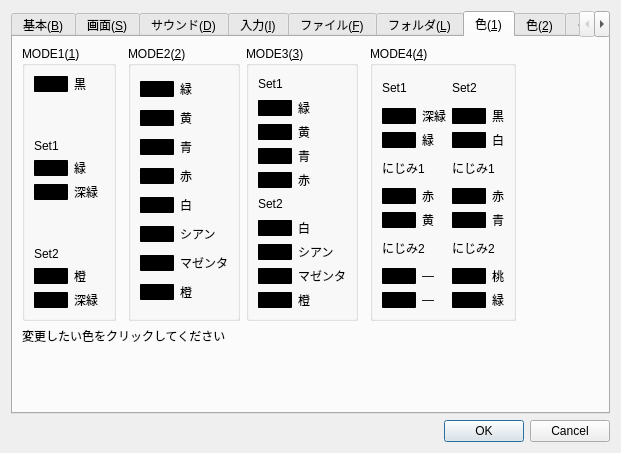
First picture: the form in src/Qt/configdialog.ui, repository eighttails/PC6001VX, before the edit.
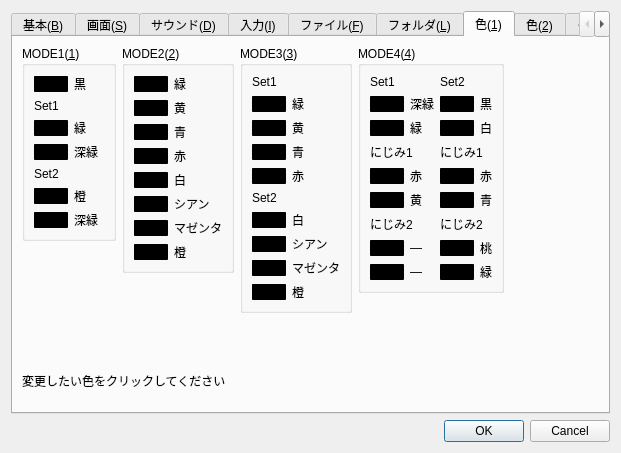
Second picture: the form after the edit. The open tabs and pages were chosen to show the change. Custom widgets are drawn as their Qt base class.

Commit message: 色選択ボタンの実装

```diff
--- a/src/Qt/configdialog.ui
+++ b/src/Qt/configdialog.ui
@@ -1039,7 +1039,213 @@
        <string>色(&amp;1)</string>
       </attribute>
       <layout class="QGridLayout" name="gridLayout_7">
-       <item row="0" column="2">
+       <item row="0" column="0" rowspan="2" colspan="2">
+        <layout class="QHBoxLayout" name="horizontalLayout_8">
+         <item>
+          <layout class="QVBoxLayout" name="verticalLayout_11">
+           <item>
+            <widget class="QGroupBox" name="groupBoxColorMode1">
+             <property name="sizePolicy">
+              <sizepolicy hsizetype="Preferred" vsizetype="Preferred">
+               <horstretch>0</horstretch>
+               <verstretch>0</verstretch>
+              </sizepolicy>
+             </property>
+             <property name="maximumSize">
+              <size>
+               <width>16777215</width>
+               <height>16777215</height>
+              </size>
+             </property>
+             <property name="title">
+              <string>MODE1(&amp;1)</string>
+             </property>
+             <layout class="QGridLayout" name="gridLayout_13">
+              <item row="0" column="0">
+               <widget class="ColorButton" name="pushButtonColor16">
+                <property name="sizePolicy">
+                 <sizepolicy hsizetype="Fixed" vsizetype="Fixed">
+                  <horstretch>0</horstretch>
+                  <verstretch>0</verstretch>
+                 </sizepolicy>
+                </property>
+                <property name="styleSheet">
+                 <string notr="true">background-color: rgb(0,0,0);
+border-style:solid;
+border-color: rgb(0, 0, 0);
+border-width: 1px;
+border-radius: 1;</string>
+                </property>
+                <property name="text">
+                 <string/>
+                </property>
+                <property name="flat">
+                 <bool>true</bool>
+                </property>
+               </widget>
+              </item>
+              <item row="2" column="0">
+               <widget class="ColorButton" name="pushButtonColor17">
+                <property name="sizePolicy">
+                 <sizepolicy hsizetype="Fixed" vsizetype="Fixed">
+                  <horstretch>0</horstretch>
+                  <verstretch>0</verstretch>
+                 </sizepolicy>
+                </property>
+                <property name="styleSheet">
+                 <string notr="true">background-color: rgb(0,0,0);
+border-style:solid;
+border-color: rgb(0, 0, 0);
+border-width: 1px;
+border-radius: 1;</string>
+                </property>
+                <property name="text">
+                 <string/>
+                </property>
+                <property name="flat">
+                 <bool>true</bool>
+                </property>
+               </widget>
+              </item>
+              <item row="3" column="0">
+               <widget class="ColorButton" name="pushButtonColor18">
+                <property name="sizePolicy">
+                 <sizepolicy hsizetype="Fixed" vsizetype="Fixed">
+                  <horstretch>0</horstretch>
+                  <verstretch>0</verstretch>
+                 </sizepolicy>
+                </property>
+                <property name="styleSheet">
+                 <string notr="true">background-color: rgb(0,0,0);
+border-style:solid;
+border-color: rgb(0, 0, 0);
+border-width: 1px;
+border-radius: 1;</string>
+                </property>
+                <property name="text">
+                 <string/>
+                </property>
+                <property name="flat">
+                 <bool>true</bool>
+                </property>
+               </widget>
+              </item>
+              <item row="6" column="0">
+               <widget class="ColorButton" name="pushButtonColor19">
+                <property name="sizePolicy">
+                 <sizepolicy hsizetype="Fixed" vsizetype="Fixed">
+                  <horstretch>0</horstretch>
+                  <verstretch>0</verstretch>
+                 </sizepolicy>
+                </property>
+                <property name="styleSheet">
+                 <string notr="true">background-color: rgb(0,0,0);
+border-style:solid;
+border-color: rgb(0, 0, 0);
+border-width: 1px;
+border-radius: 1;</string>
+                </property>
+                <property name="text">
+                 <string/>
+                </property>
+                <property name="flat">
+                 <bool>true</bool>
+                </property>
+               </widget>
+              </item>
+              <item row="7" column="0">
+               <widget class="ColorButton" name="pushButtonColor20">
+                <property name="sizePolicy">
+                 <sizepolicy hsizetype="Fixed" vsizetype="Fixed">
+                  <horstretch>0</horstretch>
+                  <verstretch>0</verstretch>
+                 </sizepolicy>
+                </property>
+                <property name="styleSheet">
+                 <string notr="true">background-color: rgb(0,0,0);
+border-style:solid;
+border-color: rgb(0, 0, 0);
+border-width: 1px;
+border-radius: 1;</string>
+                </property>
+                <property name="text">
+                 <string/>
+                </property>
+                <property name="flat">
+                 <bool>true</bool>
+                </property>
+               </widget>
+              </item>
+              <item row="0" column="1">
+               <widget class="QLabel" name="label_59">
+                <property name="text">
+                 <string>黒</string>
+                </property>
+               </widget>
+              </item>
+              <item row="1" column="0" colspan="2">
+               <widget class="QLabel" name="label_60">
+                <property name="text">
+                 <string>Set1</string>
+                </property>
+               </widget>
+              </item>
+              <item row="5" column="0" colspan="2">
+               <widget class="QLabel" name="label_61">
+                <property name="text">
+                 <string>Set2</string>
+                </property>
+               </widget>
+              </item>
+              <item row="2" column="1">
+               <widget class="QLabel" name="label_62">
+                <property name="text">
+                 <string>緑</string>
+                </property>
+               </widget>
+              </item>
+              <item row="3" column="1">
+               <widget class="QLabel" name="label_97">
+                <property name="text">
+                 <string>深緑</string>
+                </property>
+               </widget>
+              </item>
+              <item row="6" column="1">
+               <widget class="QLabel" name="label_98">
+                <property name="text">
+                 <string>橙</string>
+                </property>
+               </widget>
+              </item>
+              <item row="7" column="1">
+               <widget class="QLabel" name="label_99">
+                <property name="text">
+                 <string>深緑</string>
+                </property>
+               </widget>
+              </item>
+             </layout>
+            </widget>
+           </item>
+           <item>
+            <spacer name="verticalSpacer_7">
+             <property name="orientation">
+              <enum>Qt::Vertical</enum>
+             </property>
+             <property name="sizeHint" stdset="0">
+              <size>
+               <width>20</width>
+               <height>40</height>
+              </size>
+             </property>
+            </spacer>
+           </item>
+          </layout>
+         </item>
+         <item>
+          <layout class="QVBoxLayout" name="verticalLayout_12">
+           <item>
         <widget class="QGroupBox" name="groupBoxColorMode2">
          <property name="title">
           <string>MODE2(&amp;2)</string>
@@ -1047,6 +1253,12 @@
          <layout class="QGridLayout" name="gridLayout_8">
           <item row="2" column="0">
            <widget class="ColorButton" name="pushButtonColor22">
+                <property name="sizePolicy">
+                 <sizepolicy hsizetype="Fixed" vsizetype="Fixed">
+                  <horstretch>0</horstretch>
+                  <verstretch>0</verstretch>
+                 </sizepolicy>
+                </property>
             <property name="styleSheet">
              <string notr="true">background-color: rgb(0,0,0);
 border-style:solid;
@@ -1064,6 +1276,12 @@
           </item>
           <item row="3" column="0">
            <widget class="ColorButton" name="pushButtonColor23">
+                <property name="sizePolicy">
+                 <sizepolicy hsizetype="Fixed" vsizetype="Fixed">
+                  <horstretch>0</horstretch>
+                  <verstretch>0</verstretch>
+                 </sizepolicy>
+                </property>
             <property name="styleSheet">
              <string notr="true">background-color: rgb(0,0,0);
 border-style:solid;
@@ -1081,6 +1299,12 @@
           </item>
           <item row="4" column="0">
            <widget class="ColorButton" name="pushButtonColor24">
+                <property name="sizePolicy">
+                 <sizepolicy hsizetype="Fixed" vsizetype="Fixed">
+                  <horstretch>0</horstretch>
+                  <verstretch>0</verstretch>
+                 </sizepolicy>
+                </property>
             <property name="styleSheet">
              <string notr="true">background-color: rgb(0,0,0);
 border-style:solid;
@@ -1098,6 +1322,12 @@
           </item>
           <item row="5" column="0">
            <widget class="ColorButton" name="pushButtonColor25">
+                <property name="sizePolicy">
+                 <sizepolicy hsizetype="Fixed" vsizetype="Fixed">
+                  <horstretch>0</horstretch>
+                  <verstretch>0</verstretch>
+                 </sizepolicy>
+                </property>
             <property name="styleSheet">
              <string notr="true">background-color: rgb(0,0,0);
 border-style:solid;
@@ -1115,6 +1345,12 @@
           </item>
           <item row="6" column="0">
            <widget class="ColorButton" name="pushButtonColor26">
+                <property name="sizePolicy">
+                 <sizepolicy hsizetype="Fixed" vsizetype="Fixed">
+                  <horstretch>0</horstretch>
+                  <verstretch>0</verstretch>
+                 </sizepolicy>
+                </property>
             <property name="styleSheet">
              <string notr="true">background-color: rgb(0,0,0);
 border-style:solid;
@@ -1132,6 +1368,12 @@
           </item>
           <item row="7" column="0">
            <widget class="ColorButton" name="pushButtonColor27">
+                <property name="sizePolicy">
+                 <sizepolicy hsizetype="Fixed" vsizetype="Fixed">
+                  <horstretch>0</horstretch>
+                  <verstretch>0</verstretch>
+                 </sizepolicy>
+                </property>
             <property name="styleSheet">
              <string notr="true">background-color: rgb(0,0,0);
 border-style:solid;
@@ -1149,6 +1391,12 @@
           </item>
           <item row="8" column="0">
            <widget class="ColorButton" name="pushButtonColor28">
+                <property name="sizePolicy">
+                 <sizepolicy hsizetype="Fixed" vsizetype="Fixed">
+                  <horstretch>0</horstretch>
+                  <verstretch>0</verstretch>
+                 </sizepolicy>
+                </property>
             <property name="styleSheet">
              <string notr="true">background-color: rgb(0,0,0);
 border-style:solid;
@@ -1222,6 +1470,12 @@
           </item>
           <item row="0" column="0">
            <widget class="ColorButton" name="pushButtonColor21">
+                <property name="sizePolicy">
+                 <sizepolicy hsizetype="Fixed" vsizetype="Fixed">
+                  <horstretch>0</horstretch>
+                  <verstretch>0</verstretch>
+                 </sizepolicy>
+                </property>
             <property name="styleSheet">
              <string notr="true">background-color: rgb(0,0,0);
 border-style:solid;
@@ -1240,14 +1494,304 @@
          </layout>
         </widget>
        </item>
-       <item row="1" column="0" colspan="7">
-        <widget class="QLabel" name="label_27">
+           <item>
+            <spacer name="verticalSpacer_9">
+             <property name="orientation">
+              <enum>Qt::Vertical</enum>
+             </property>
+             <property name="sizeHint" stdset="0">
+              <size>
+               <width>20</width>
+               <height>40</height>
+              </size>
+             </property>
+            </spacer>
+           </item>
+          </layout>
+         </item>
+         <item>
+          <layout class="QVBoxLayout" name="verticalLayout_13">
+           <item>
+            <widget class="QGroupBox" name="groupBoxColorMode3">
+             <property name="title">
+              <string>MODE3(&amp;3)</string>
+             </property>
+             <layout class="QGridLayout" name="gridLayout_9">
+              <item row="1" column="0">
+               <widget class="ColorButton" name="pushButtonColor29">
+                <property name="sizePolicy">
+                 <sizepolicy hsizetype="Fixed" vsizetype="Fixed">
+                  <horstretch>0</horstretch>
+                  <verstretch>0</verstretch>
+                 </sizepolicy>
+                </property>
+                <property name="styleSheet">
+                 <string notr="true">background-color: rgb(0,0,0);
+border-style:solid;
+border-color: rgb(0, 0, 0);
+border-width: 1px;
+border-radius: 1;</string>
+                </property>
          <property name="text">
-          <string>変更したい色をクリックしてください</string>
-         </property>
-        </widget>
-       </item>
-       <item row="0" column="5">
+                 <string/>
+                </property>
+                <property name="flat">
+                 <bool>true</bool>
+                </property>
+               </widget>
+              </item>
+              <item row="2" column="0">
+               <widget class="ColorButton" name="pushButtonColor30">
+                <property name="sizePolicy">
+                 <sizepolicy hsizetype="Fixed" vsizetype="Fixed">
+                  <horstretch>0</horstretch>
+                  <verstretch>0</verstretch>
+                 </sizepolicy>
+                </property>
+                <property name="styleSheet">
+                 <string notr="true">background-color: rgb(0,0,0);
+border-style:solid;
+border-color: rgb(0, 0, 0);
+border-width: 1px;
+border-radius: 1;</string>
+                </property>
+                <property name="text">
+                 <string/>
+                </property>
+                <property name="flat">
+                 <bool>true</bool>
+                </property>
+               </widget>
+              </item>
+              <item row="3" column="0">
+               <widget class="ColorButton" name="pushButtonColor31">
+                <property name="sizePolicy">
+                 <sizepolicy hsizetype="Fixed" vsizetype="Fixed">
+                  <horstretch>0</horstretch>
+                  <verstretch>0</verstretch>
+                 </sizepolicy>
+                </property>
+                <property name="styleSheet">
+                 <string notr="true">background-color: rgb(0,0,0);
+border-style:solid;
+border-color: rgb(0, 0, 0);
+border-width: 1px;
+border-radius: 1;</string>
+                </property>
+                <property name="text">
+                 <string/>
+                </property>
+                <property name="flat">
+                 <bool>true</bool>
+                </property>
+               </widget>
+              </item>
+              <item row="4" column="0">
+               <widget class="ColorButton" name="pushButtonColor32">
+                <property name="sizePolicy">
+                 <sizepolicy hsizetype="Fixed" vsizetype="Fixed">
+                  <horstretch>0</horstretch>
+                  <verstretch>0</verstretch>
+                 </sizepolicy>
+                </property>
+                <property name="styleSheet">
+                 <string notr="true">background-color: rgb(0,0,0);
+border-style:solid;
+border-color: rgb(0, 0, 0);
+border-width: 1px;
+border-radius: 1;</string>
+                </property>
+                <property name="text">
+                 <string/>
+                </property>
+                <property name="flat">
+                 <bool>true</bool>
+                </property>
+               </widget>
+              </item>
+              <item row="0" column="0" colspan="2">
+               <widget class="QLabel" name="label_36">
+                <property name="text">
+                 <string>Set1</string>
+                </property>
+               </widget>
+              </item>
+              <item row="5" column="0" colspan="2">
+               <widget class="QLabel" name="label_37">
+                <property name="text">
+                 <string>Set2</string>
+                </property>
+               </widget>
+              </item>
+              <item row="6" column="0">
+               <widget class="ColorButton" name="pushButtonColor33">
+                <property name="sizePolicy">
+                 <sizepolicy hsizetype="Fixed" vsizetype="Fixed">
+                  <horstretch>0</horstretch>
+                  <verstretch>0</verstretch>
+                 </sizepolicy>
+                </property>
+                <property name="styleSheet">
+                 <string notr="true">background-color: rgb(0,0,0);
+border-style:solid;
+border-color: rgb(0, 0, 0);
+border-width: 1px;
+border-radius: 1;</string>
+                </property>
+                <property name="text">
+                 <string/>
+                </property>
+                <property name="flat">
+                 <bool>true</bool>
+                </property>
+               </widget>
+              </item>
+              <item row="7" column="0">
+               <widget class="ColorButton" name="pushButtonColor34">
+                <property name="sizePolicy">
+                 <sizepolicy hsizetype="Fixed" vsizetype="Fixed">
+                  <horstretch>0</horstretch>
+                  <verstretch>0</verstretch>
+                 </sizepolicy>
+                </property>
+                <property name="styleSheet">
+                 <string notr="true">background-color: rgb(0,0,0);
+border-style:solid;
+border-color: rgb(0, 0, 0);
+border-width: 1px;
+border-radius: 1;</string>
+                </property>
+                <property name="text">
+                 <string/>
+                </property>
+                <property name="flat">
+                 <bool>true</bool>
+                </property>
+               </widget>
+              </item>
+              <item row="8" column="0">
+               <widget class="ColorButton" name="pushButtonColor35">
+                <property name="sizePolicy">
+                 <sizepolicy hsizetype="Fixed" vsizetype="Fixed">
+                  <horstretch>0</horstretch>
+                  <verstretch>0</verstretch>
+                 </sizepolicy>
+                </property>
+                <property name="styleSheet">
+                 <string notr="true">background-color: rgb(0,0,0);
+border-style:solid;
+border-color: rgb(0, 0, 0);
+border-width: 1px;
+border-radius: 1;</string>
+                </property>
+                <property name="text">
+                 <string/>
+                </property>
+                <property name="flat">
+                 <bool>true</bool>
+                </property>
+               </widget>
+              </item>
+              <item row="9" column="0">
+               <widget class="ColorButton" name="pushButtonColor36">
+                <property name="sizePolicy">
+                 <sizepolicy hsizetype="Fixed" vsizetype="Fixed">
+                  <horstretch>0</horstretch>
+                  <verstretch>0</verstretch>
+                 </sizepolicy>
+                </property>
+                <property name="styleSheet">
+                 <string notr="true">background-color: rgb(0,0,0);
+border-style:solid;
+border-color: rgb(0, 0, 0);
+border-width: 1px;
+border-radius: 1;</string>
+                </property>
+                <property name="text">
+                 <string/>
+                </property>
+                <property name="flat">
+                 <bool>true</bool>
+                </property>
+               </widget>
+              </item>
+              <item row="1" column="1">
+               <widget class="QLabel" name="label_38">
+                <property name="text">
+                 <string>緑</string>
+                </property>
+               </widget>
+              </item>
+              <item row="2" column="1">
+               <widget class="QLabel" name="label_39">
+                <property name="text">
+                 <string>黄</string>
+                </property>
+               </widget>
+              </item>
+              <item row="3" column="1">
+               <widget class="QLabel" name="label_40">
+                <property name="text">
+                 <string>青</string>
+                </property>
+               </widget>
+              </item>
+              <item row="4" column="1">
+               <widget class="QLabel" name="label_41">
+                <property name="text">
+                 <string>赤</string>
+                </property>
+               </widget>
+              </item>
+              <item row="6" column="1">
+               <widget class="QLabel" name="label_42">
+                <property name="text">
+                 <string>白</string>
+                </property>
+               </widget>
+              </item>
+              <item row="7" column="1">
+               <widget class="QLabel" name="label_43">
+                <property name="text">
+                 <string>シアン</string>
+                </property>
+               </widget>
+              </item>
+              <item row="8" column="1">
+               <widget class="QLabel" name="label_44">
+                <property name="text">
+                 <string>マゼンタ</string>
+                </property>
+               </widget>
+              </item>
+              <item row="9" column="1">
+               <widget class="QLabel" name="label_45">
+                <property name="text">
+                 <string>橙</string>
+                </property>
+               </widget>
+              </item>
+             </layout>
+            </widget>
+           </item>
+           <item>
+            <spacer name="verticalSpacer_10">
+             <property name="orientation">
+              <enum>Qt::Vertical</enum>
+             </property>
+             <property name="sizeHint" stdset="0">
+              <size>
+               <width>20</width>
+               <height>40</height>
+              </size>
+             </property>
+            </spacer>
+           </item>
+          </layout>
+         </item>
+         <item>
+          <layout class="QVBoxLayout" name="verticalLayout_14">
+           <item>
         <widget class="QGroupBox" name="groupBoxColorMode4">
          <property name="title">
           <string>MODE4(&amp;4)</string>
@@ -1269,6 +1813,12 @@
           </item>
           <item row="1" column="0">
            <widget class="ColorButton" name="pushButtonColor37">
+                <property name="sizePolicy">
+                 <sizepolicy hsizetype="Fixed" vsizetype="Fixed">
+                  <horstretch>0</horstretch>
+                  <verstretch>0</verstretch>
+                 </sizepolicy>
+                </property>
             <property name="styleSheet">
              <string notr="true">background-color: rgb(0,0,0);
 border-style:solid;
@@ -1286,6 +1836,12 @@
           </item>
           <item row="2" column="0">
            <widget class="ColorButton" name="pushButtonColor38">
+                <property name="sizePolicy">
+                 <sizepolicy hsizetype="Fixed" vsizetype="Fixed">
+                  <horstretch>0</horstretch>
+                  <verstretch>0</verstretch>
+                 </sizepolicy>
+                </property>
             <property name="styleSheet">
              <string notr="true">background-color: rgb(0,0,0);
 border-style:solid;
@@ -1303,6 +1859,12 @@
           </item>
           <item row="1" column="2">
            <widget class="ColorButton" name="pushButtonColor39">
+                <property name="sizePolicy">
+                 <sizepolicy hsizetype="Fixed" vsizetype="Fixed">
+                  <horstretch>0</horstretch>
+                  <verstretch>0</verstretch>
+                 </sizepolicy>
+                </property>
             <property name="styleSheet">
              <string notr="true">background-color: rgb(0,0,0);
 border-style:solid;
@@ -1320,6 +1882,12 @@
           </item>
           <item row="2" column="2">
            <widget class="ColorButton" name="pushButtonColor40">
+                <property name="sizePolicy">
+                 <sizepolicy hsizetype="Fixed" vsizetype="Fixed">
+                  <horstretch>0</horstretch>
+                  <verstretch>0</verstretch>
+                 </sizepolicy>
+                </property>
             <property name="styleSheet">
              <string notr="true">background-color: rgb(0,0,0);
 border-style:solid;
@@ -1379,6 +1947,12 @@
           </item>
           <item row="4" column="0">
            <widget class="ColorButton" name="pushButtonColor41">
+                <property name="sizePolicy">
+                 <sizepolicy hsizetype="Fixed" vsizetype="Fixed">
+                  <horstretch>0</horstretch>
+                  <verstretch>0</verstretch>
+                 </sizepolicy>
+                </property>
             <property name="styleSheet">
              <string notr="true">background-color: rgb(0,0,0);
 border-style:solid;
@@ -1396,6 +1970,12 @@
           </item>
           <item row="5" column="0">
            <widget class="ColorButton" name="pushButtonColor42">
+                <property name="sizePolicy">
+                 <sizepolicy hsizetype="Fixed" vsizetype="Fixed">
+                  <horstretch>0</horstretch>
+                  <verstretch>0</verstretch>
+                 </sizepolicy>
+                </property>
             <property name="styleSheet">
              <string notr="true">background-color: rgb(0,0,0);
 border-style:solid;
@@ -1413,6 +1993,12 @@
           </item>
           <item row="4" column="2">
            <widget class="ColorButton" name="pushButtonColor43">
+                <property name="sizePolicy">
+                 <sizepolicy hsizetype="Fixed" vsizetype="Fixed">
+                  <horstretch>0</horstretch>
+                  <verstretch>0</verstretch>
+                 </sizepolicy>
+                </property>
             <property name="styleSheet">
              <string notr="true">background-color: rgb(0,0,0);
 border-style:solid;
@@ -1430,6 +2016,12 @@
           </item>
           <item row="5" column="2">
            <widget class="ColorButton" name="pushButtonColor44">
+                <property name="sizePolicy">
+                 <sizepolicy hsizetype="Fixed" vsizetype="Fixed">
+                  <horstretch>0</horstretch>
+                  <verstretch>0</verstretch>
+                 </sizepolicy>
+                </property>
             <property name="styleSheet">
              <string notr="true">background-color: rgb(0,0,0);
 border-style:solid;
@@ -1447,6 +2039,12 @@
           </item>
           <item row="11" column="0">
            <widget class="ColorButton" name="pushButtonColor46">
+                <property name="sizePolicy">
+                 <sizepolicy hsizetype="Fixed" vsizetype="Fixed">
+                  <horstretch>0</horstretch>
+                  <verstretch>0</verstretch>
+                 </sizepolicy>
+                </property>
             <property name="styleSheet">
              <string notr="true">background-color: rgb(0,0,0);
 border-style:solid;
@@ -1464,6 +2062,12 @@
           </item>
           <item row="8" column="0">
            <widget class="ColorButton" name="pushButtonColor45">
+                <property name="sizePolicy">
+                 <sizepolicy hsizetype="Fixed" vsizetype="Fixed">
+                  <horstretch>0</horstretch>
+                  <verstretch>0</verstretch>
+                 </sizepolicy>
+                </property>
             <property name="styleSheet">
              <string notr="true">background-color: rgb(0,0,0);
 border-style:solid;
@@ -1495,6 +2099,12 @@
           </item>
           <item row="8" column="2">
            <widget class="ColorButton" name="pushButtonColor47">
+                <property name="sizePolicy">
+                 <sizepolicy hsizetype="Fixed" vsizetype="Fixed">
+                  <horstretch>0</horstretch>
+                  <verstretch>0</verstretch>
+                 </sizepolicy>
+                </property>
             <property name="styleSheet">
              <string notr="true">background-color: rgb(0,0,0);
 border-style:solid;
@@ -1512,6 +2122,12 @@
           </item>
           <item row="11" column="2">
            <widget class="ColorButton" name="pushButtonColor48">
+                <property name="sizePolicy">
+                 <sizepolicy hsizetype="Fixed" vsizetype="Fixed">
+                  <horstretch>0</horstretch>
+                  <verstretch>0</verstretch>
+                 </sizepolicy>
+                </property>
             <property name="styleSheet">
              <string notr="true">background-color: rgb(0,0,0);
 border-style:solid;
@@ -1586,223 +2202,8 @@
          </layout>
         </widget>
        </item>
-       <item row="0" column="3">
-        <widget class="QGroupBox" name="groupBoxColorMode3">
-         <property name="title">
-          <string>MODE3(&amp;3)</string>
-         </property>
-         <layout class="QGridLayout" name="gridLayout_9">
-          <item row="1" column="0">
-           <widget class="ColorButton" name="pushButtonColor29">
-            <property name="styleSheet">
-             <string notr="true">background-color: rgb(0,0,0);
-border-style:solid;
-border-color: rgb(0, 0, 0);
-border-width: 1px;
-border-radius: 1;</string>
-            </property>
-            <property name="text">
-             <string/>
-            </property>
-            <property name="flat">
-             <bool>true</bool>
-            </property>
-           </widget>
-          </item>
-          <item row="2" column="0">
-           <widget class="ColorButton" name="pushButtonColor30">
-            <property name="styleSheet">
-             <string notr="true">background-color: rgb(0,0,0);
-border-style:solid;
-border-color: rgb(0, 0, 0);
-border-width: 1px;
-border-radius: 1;</string>
-            </property>
-            <property name="text">
-             <string/>
-            </property>
-            <property name="flat">
-             <bool>true</bool>
-            </property>
-           </widget>
-          </item>
-          <item row="3" column="0">
-           <widget class="ColorButton" name="pushButtonColor31">
-            <property name="styleSheet">
-             <string notr="true">background-color: rgb(0,0,0);
-border-style:solid;
-border-color: rgb(0, 0, 0);
-border-width: 1px;
-border-radius: 1;</string>
-            </property>
-            <property name="text">
-             <string/>
-            </property>
-            <property name="flat">
-             <bool>true</bool>
-            </property>
-           </widget>
-          </item>
-          <item row="4" column="0">
-           <widget class="ColorButton" name="pushButtonColor32">
-            <property name="styleSheet">
-             <string notr="true">background-color: rgb(0,0,0);
-border-style:solid;
-border-color: rgb(0, 0, 0);
-border-width: 1px;
-border-radius: 1;</string>
-            </property>
-            <property name="text">
-             <string/>
-            </property>
-            <property name="flat">
-             <bool>true</bool>
-            </property>
-           </widget>
-          </item>
-          <item row="0" column="0" colspan="2">
-           <widget class="QLabel" name="label_36">
-            <property name="text">
-             <string>Set1</string>
-            </property>
-           </widget>
-          </item>
-          <item row="5" column="0" colspan="2">
-           <widget class="QLabel" name="label_37">
-            <property name="text">
-             <string>Set2</string>
-            </property>
-           </widget>
-          </item>
-          <item row="6" column="0">
-           <widget class="ColorButton" name="pushButtonColor33">
-            <property name="styleSheet">
-             <string notr="true">background-color: rgb(0,0,0);
-border-style:solid;
-border-color: rgb(0, 0, 0);
-border-width: 1px;
-border-radius: 1;</string>
-            </property>
-            <property name="text">
-             <string/>
-            </property>
-            <property name="flat">
-             <bool>true</bool>
-            </property>
-           </widget>
-          </item>
-          <item row="7" column="0">
-           <widget class="ColorButton" name="pushButtonColor34">
-            <property name="styleSheet">
-             <string notr="true">background-color: rgb(0,0,0);
-border-style:solid;
-border-color: rgb(0, 0, 0);
-border-width: 1px;
-border-radius: 1;</string>
-            </property>
-            <property name="text">
-             <string/>
-            </property>
-            <property name="flat">
-             <bool>true</bool>
-            </property>
-           </widget>
-          </item>
-          <item row="8" column="0">
-           <widget class="ColorButton" name="pushButtonColor35">
-            <property name="styleSheet">
-             <string notr="true">background-color: rgb(0,0,0);
-border-style:solid;
-border-color: rgb(0, 0, 0);
-border-width: 1px;
-border-radius: 1;</string>
-            </property>
-            <property name="text">
-             <string/>
-            </property>
-            <property name="flat">
-             <bool>true</bool>
-            </property>
-           </widget>
-          </item>
-          <item row="9" column="0">
-           <widget class="ColorButton" name="pushButtonColor36">
-            <property name="styleSheet">
-             <string notr="true">background-color: rgb(0,0,0);
-border-style:solid;
-border-color: rgb(0, 0, 0);
-border-width: 1px;
-border-radius: 1;</string>
-            </property>
-            <property name="text">
-             <string/>
-            </property>
-            <property name="flat">
-             <bool>true</bool>
-            </property>
-           </widget>
-          </item>
-          <item row="1" column="1">
-           <widget class="QLabel" name="label_38">
-            <property name="text">
-             <string>緑</string>
-            </property>
-           </widget>
-          </item>
-          <item row="2" column="1">
-           <widget class="QLabel" name="label_39">
-            <property name="text">
-             <string>黄</string>
-            </property>
-           </widget>
-          </item>
-          <item row="3" column="1">
-           <widget class="QLabel" name="label_40">
-            <property name="text">
-             <string>青</string>
-            </property>
-           </widget>
-          </item>
-          <item row="4" column="1">
-           <widget class="QLabel" name="label_41">
-            <property name="text">
-             <string>赤</string>
-            </property>
-           </widget>
-          </item>
-          <item row="6" column="1">
-           <widget class="QLabel" name="label_42">
-            <property name="text">
-             <string>白</string>
-            </property>
-           </widget>
-          </item>
-          <item row="7" column="1">
-           <widget class="QLabel" name="label_43">
-            <property name="text">
-             <string>シアン</string>
-            </property>
-           </widget>
-          </item>
-          <item row="8" column="1">
-           <widget class="QLabel" name="label_44">
-            <property name="text">
-             <string>マゼンタ</string>
-            </property>
-           </widget>
-          </item>
-          <item row="9" column="1">
-           <widget class="QLabel" name="label_45">
-            <property name="text">
-             <string>橙</string>
-            </property>
-           </widget>
-          </item>
-         </layout>
-        </widget>
-       </item>
-       <item row="2" column="6">
-        <spacer name="verticalSpacer_7">
+           <item>
+            <spacer name="verticalSpacer_11">
          <property name="orientation">
           <enum>Qt::Vertical</enum>
          </property>
@@ -1814,7 +2215,11 @@
          </property>
         </spacer>
        </item>
-       <item row="0" column="6">
+          </layout>
+         </item>
+        </layout>
+       </item>
+       <item row="0" column="2">
         <spacer name="horizontalSpacer_5">
          <property name="orientation">
           <enum>Qt::Horizontal</enum>
@@ -1827,173 +2232,11 @@
          </property>
         </spacer>
        </item>
-       <item row="0" column="0">
-        <widget class="QGroupBox" name="groupBoxColorMode1">
-         <property name="title">
-          <string>MODE1(&amp;1)</string>
-         </property>
-         <layout class="QGridLayout" name="gridLayout_13">
-          <item row="0" column="0">
-           <widget class="ColorButton" name="pushButtonColor16">
-            <property name="styleSheet">
-             <string notr="true">background-color: rgb(0,0,0);
-border-style:solid;
-border-color: rgb(0, 0, 0);
-border-width: 1px;
-border-radius: 1;</string>
-            </property>
+       <item row="2" column="0">
+        <widget class="QLabel" name="label_27">
             <property name="text">
-             <string/>
-            </property>
-            <property name="flat">
-             <bool>true</bool>
-            </property>
-           </widget>
-          </item>
-          <item row="3" column="0">
-           <widget class="ColorButton" name="pushButtonColor17">
-            <property name="styleSheet">
-             <string notr="true">background-color: rgb(0,0,0);
-border-style:solid;
-border-color: rgb(0, 0, 0);
-border-width: 1px;
-border-radius: 1;</string>
-            </property>
-            <property name="text">
-             <string/>
-            </property>
-            <property name="flat">
-             <bool>true</bool>
-            </property>
-           </widget>
-          </item>
-          <item row="4" column="0">
-           <widget class="ColorButton" name="pushButtonColor18">
-            <property name="styleSheet">
-             <string notr="true">background-color: rgb(0,0,0);
-border-style:solid;
-border-color: rgb(0, 0, 0);
-border-width: 1px;
-border-radius: 1;</string>
-            </property>
-            <property name="text">
-             <string/>
-            </property>
-            <property name="flat">
-             <bool>true</bool>
-            </property>
-           </widget>
-          </item>
-          <item row="8" column="0">
-           <widget class="ColorButton" name="pushButtonColor19">
-            <property name="styleSheet">
-             <string notr="true">background-color: rgb(0,0,0);
-border-style:solid;
-border-color: rgb(0, 0, 0);
-border-width: 1px;
-border-radius: 1;</string>
-            </property>
-            <property name="text">
-             <string/>
-            </property>
-            <property name="flat">
-             <bool>true</bool>
-            </property>
-           </widget>
-          </item>
-          <item row="9" column="0">
-           <widget class="ColorButton" name="pushButtonColor20">
-            <property name="styleSheet">
-             <string notr="true">background-color: rgb(0,0,0);
-border-style:solid;
-border-color: rgb(0, 0, 0);
-border-width: 1px;
-border-radius: 1;</string>
-            </property>
-            <property name="text">
-             <string/>
-            </property>
-            <property name="flat">
-             <bool>true</bool>
-            </property>
-           </widget>
-          </item>
-          <item row="0" column="1">
-           <widget class="QLabel" name="label_59">
-            <property name="text">
-             <string>黒</string>
-            </property>
-           </widget>
-          </item>
-          <item row="2" column="0" colspan="2">
-           <widget class="QLabel" name="label_60">
-            <property name="text">
-             <string>Set1</string>
-            </property>
-           </widget>
-          </item>
-          <item row="7" column="0" colspan="2">
-           <widget class="QLabel" name="label_61">
-            <property name="text">
-             <string>Set2</string>
-            </property>
-           </widget>
-          </item>
-          <item row="3" column="1">
-           <widget class="QLabel" name="label_62">
-            <property name="text">
-             <string>緑</string>
-            </property>
-           </widget>
-          </item>
-          <item row="4" column="1">
-           <widget class="QLabel" name="label_97">
-            <property name="text">
-             <string>深緑</string>
-            </property>
-           </widget>
-          </item>
-          <item row="8" column="1">
-           <widget class="QLabel" name="label_98">
-            <property name="text">
-             <string>橙</string>
-            </property>
-           </widget>
-          </item>
-          <item row="9" column="1">
-           <widget class="QLabel" name="label_99">
-            <property name="text">
-             <string>深緑</string>
-            </property>
-           </widget>
-          </item>
-          <item row="1" column="0">
-           <spacer name="verticalSpacer_9">
-            <property name="orientation">
-             <enum>Qt::Vertical</enum>
-            </property>
-            <property name="sizeHint" stdset="0">
-             <size>
-              <width>20</width>
-              <height>40</height>
-             </size>
-            </property>
-           </spacer>
-          </item>
-          <item row="6" column="0">
-           <spacer name="verticalSpacer_10">
-            <property name="orientation">
-             <enum>Qt::Vertical</enum>
-            </property>
-            <property name="sizeHint" stdset="0">
-             <size>
-              <width>20</width>
-              <height>40</height>
-             </size>
-            </property>
-           </spacer>
-          </item>
-         </layout>
+          <string>変更したい色をクリックしてください</string>
+         </property>
         </widget>
        </item>
       </layout>
```
Left out of the diff: 126 changed lines with no effect on the pictures. Lines whose indentation alone changed are shown as unchanged. The commit also changes 4 other files.
